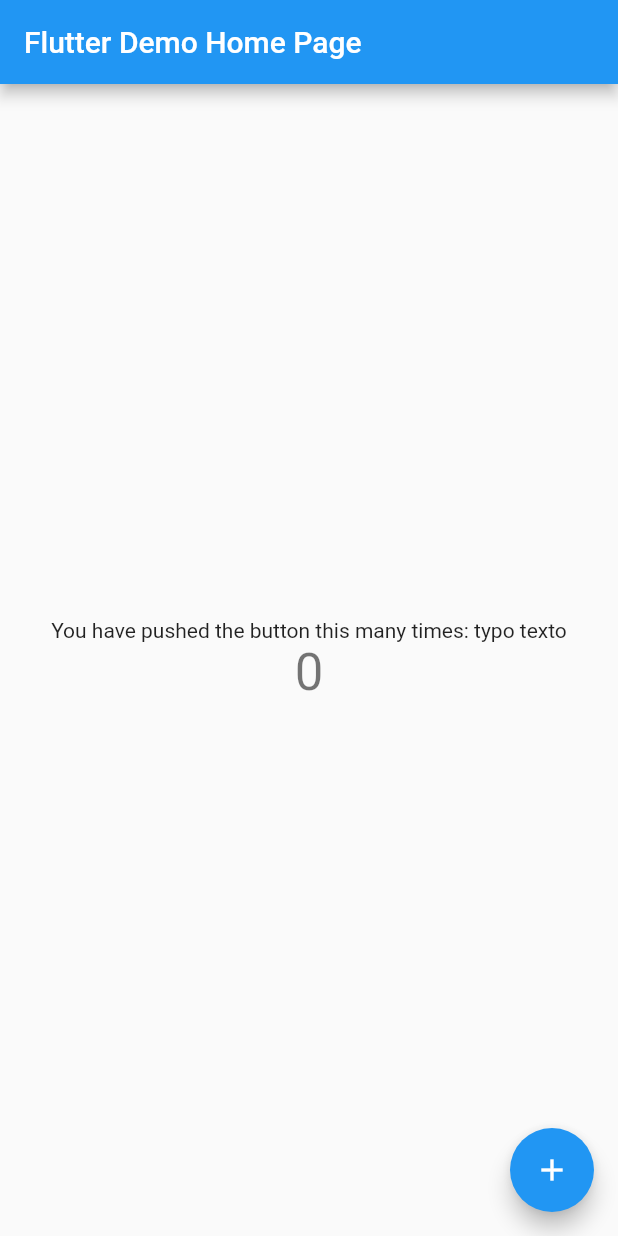
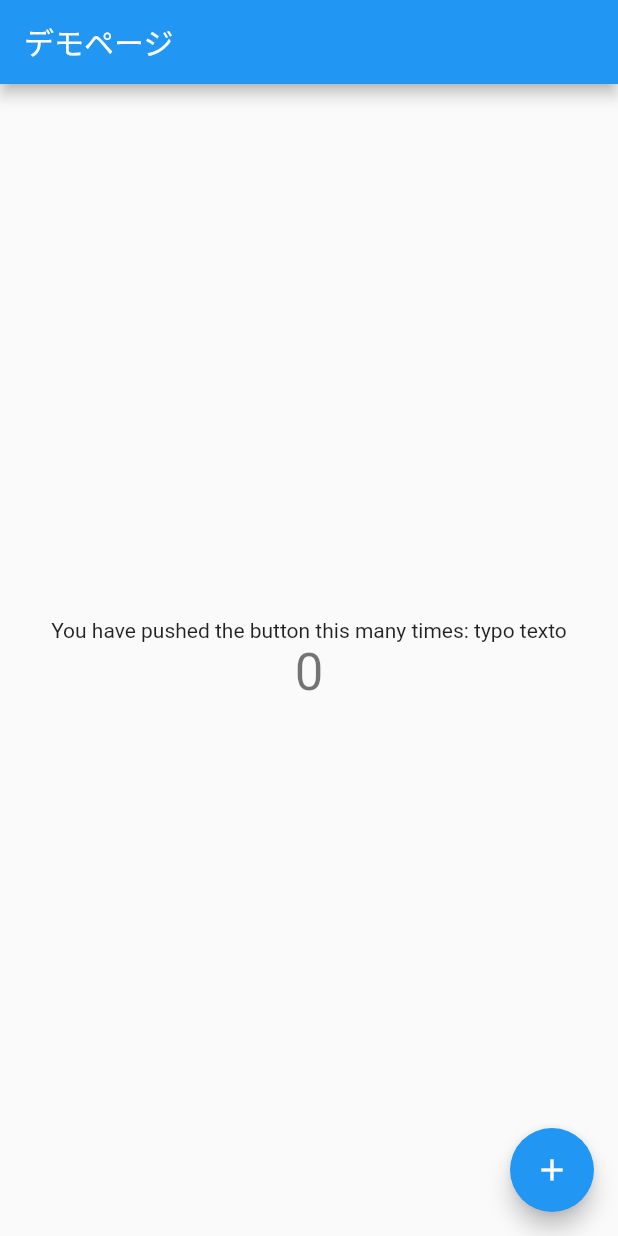
Before and after one commit to yoshidaipon/flutter_sample, a Flutter app: the screen it shows after launch, on a phone screen of 412 x 824 dp. Run offline on Flutter 3.47's test engine with Material 2 defaults, Android fonts, the phone set to English and light mode, and no system bars.

Commit message:
fix : fix title name

```diff
--- a/lib/main.dart
+++ b/lib/main.dart
@@ -15,7 +15,7 @@ class MyApp extends StatelessWidget {
       theme: ThemeData(
         primarySwatch: Colors.blue,
       ),
-      home: const MyHomePage(title: 'Flutter Demo Home Page'),
+      home: const MyHomePage(title: 'デモページ'),
     );
   }
 }
```
